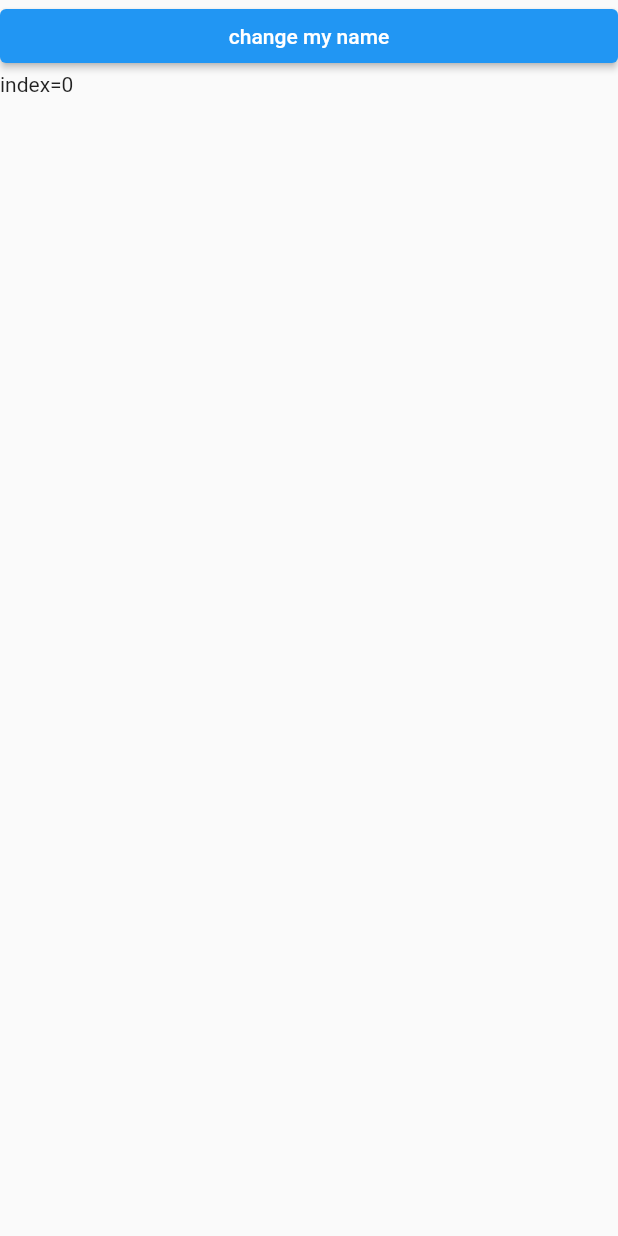
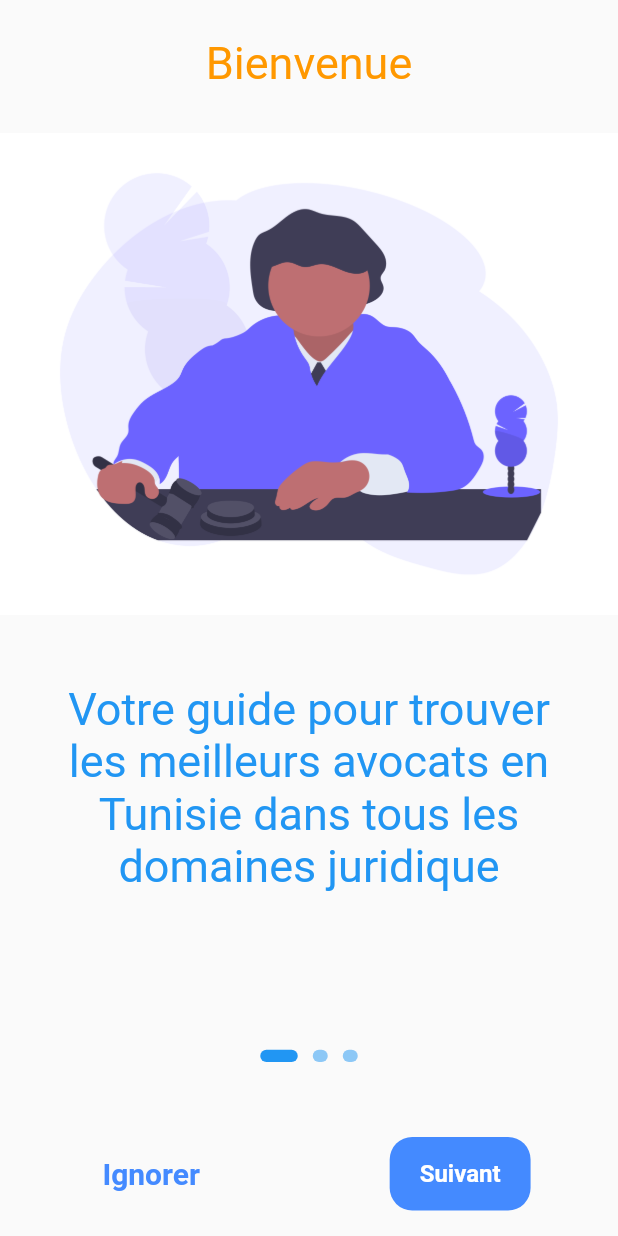
Before and after one commit to FathiAyari/abir, a Flutter app: the screen it shows after launch, on a phone screen of 412 x 824 dp. Run offline on Flutter 3.47's test engine with Material 2 defaults, Android fonts, the phone set to English and light mode, and no system bars; our stand-ins replace get.

```diff
--- a/lib/main.dart
+++ b/lib/main.dart
@@ -1,4 +1,6 @@
 import 'package:flutter/material.dart';
+import 'package:get/get.dart';
+import 'package:hire_lawyer/splashScreen/splash_screen.dart';
 
 void main() {
   runApp(const MyApp());
@@ -10,8 +12,9 @@ class MyApp extends StatelessWidget {
   // This widget is the root of your application.
   @override
   Widget build(BuildContext context) {
-    return MaterialApp(
+    return GetMaterialApp(
         title: 'Flutter Demo',
+        debugShowCheckedModeBanner: false,
         theme: ThemeData(
           // This is the theme of your application.
           //
@@ -24,148 +27,6 @@ class MyApp extends StatelessWidget {
           // is not restarted.
           primarySwatch: Colors.blue,
         ),
-        home: abir());
+        home: SplashScreen());
   }
 }
-
-class abir extends StatefulWidget {
-  const abir({Key? key}) : super(key: key);
-
-  @override
-  _abirState createState() => _abirState();
-}
-
-/* null safety , setState => refresh build methode => statefull widget*/
-class _abirState extends State<abir> {
-  int index = 0;
-  @override
-  Widget build(BuildContext context) {
-    return Scaffold(
-      body: ListView(
-        children: [
-          ElevatedButton(
-              onPressed: () {
-                setState(() {
-                  index = index + 1;
-                });
-              },
-              child: Text("change my name")),
-          Text("index=${index}"),
-        ],
-      ),
-    );
-  }
-}
-
-class test extends StatelessWidget {
-  const test({Key? key}) : super(key: key);
-
-  @override
-  Widget build(BuildContext context) {
-    return SafeArea(
-      child: Scaffold(
-        appBar: AppBar(
-          backgroundColor: Colors.redAccent,
-          title: Text("bonjour"),
-          centerTitle: true,
-        ),
-        body: Container(
-            color: Colors.deepOrange,
-            width: 300,
-            child: ListView.builder(
-                itemCount: 30,
-                itemBuilder: (context, index) {
-                  return Text(
-                    "abir ${index + 1} ",
-                    style: TextStyle(fontSize: 30),
-                  );
-                })),
-      ),
-    );
-  }
-}
-
-class MyHomePage extends StatefulWidget {
-  const MyHomePage({Key? key, required this.title}) : super(key: key);
-
-  // This widget is the home page of your application. It is stateful, meaning
-  // that it has a State object (defined below) that contains fields that affect
-  // how it looks.
-
-  // This class is the configuration for the state. It holds the values (in this
-  // case the title) provided by the parent (in this case the App widget) and
-  // used by the build method of the State. Fields in a Widget subclass are
-  // always marked "final".
-
-  final String title;
-
-  @override
-  State<MyHomePage> createState() => _MyHomePageState();
-}
-
-class _MyHomePageState extends State<MyHomePage> {
-  int _counter = 0;
-
-  void _incrementCounter() {
-    setState(() {
-      // This call to setState tells the Flutter framework that something has
-      // changed in this State, which causes it to rerun the build method below
-      // so that the display can reflect the updated values. If we changed
-      // _counter without calling setState(), then the build method would not be
-      // called again, and so nothing would appear to happen.
-      _counter++;
-    });
-  }
-
-  @override
-  Widget build(BuildContext context) {
-    // This method is rerun every time setState is called, for instance as done
-    // by the _incrementCounter method above.
-    //
-    // The Flutter framework has been optimized to make rerunning build methods
-    // fast, so that you can just rebuild anything that needs updating rather
-    // than having to individually change instances of widgets.
-    return Scaffold(
-      appBar: AppBar(
-        // Here we take the value from the MyHomePage object that was created by
-        // the App.build method, and use it to set our appbar title.
-        title: Text(widget.title),
-      ),
-      body: Center(
-        // Center is a layout widget. It takes a single child and positions it
-        // in the middle of the parent.
-        child: Column(
-          // Column is also a layout widget. It takes a list of children and
-          // arranges them vertically. By default, it sizes itself to fit its
-          // children horizontally, and tries to be as tall as its parent.
-          //
-          // Invoke "debug painting" (press "p" in the console, choose the
-          // "Toggle Debug Paint" action from the Flutter Inspector in Android
-          // Studio, or the "Toggle Debug Paint" command in Visual Studio Code)
-          // to see the wireframe for each widget.
-          //
-          // Column has various properties to control how it sizes itself and
-          // how it positions its children. Here we use mainAxisAlignment to
-          // center the children vertically; the main axis here is the vertical
-          // axis because Columns are vertical (the cross axis would be
-          // horizontal).
-          mainAxisAlignment: MainAxisAlignment.center,
-          children: <Widget>[
-            const Text(
-              'You have pushed the button this many times:',
-            ),
-            Text(
-              '$_counter',
-              style: Theme.of(context).textTheme.headline4,
-            ),
-          ],
-        ),
-      ),
-      floatingActionButton: FloatingActionButton(
-        onPressed: _incrementCounter,
-        tooltip: 'Increment',
-        child: const Icon(Icons.add),
-      ), // This trailing comma makes auto-formatting nicer for build methods.
-    );
-  }
-}
--- /dev/null
+++ b/lib/onBoarding/on_boarding_page.dart
@@ -0,0 +1,140 @@
+import 'package:flutter/cupertino.dart';
+import 'package:flutter/material.dart';
+import 'package:get/get_core/src/get_main.dart';
+import 'package:get/get_navigation/src/extension_navigation.dart';
+import 'package:hire_lawyer/Sign%20in/sign_in.dart';
+
+import 'onboarding_content.dart';
+
+class OnBoardingBody extends StatefulWidget {
+  const OnBoardingBody({Key? key}) : super(key: key);
+
+  @override
+  _OnBoardingBodyState createState() => _OnBoardingBodyState();
+}
+
+class _OnBoardingBodyState extends State<OnBoardingBody> {
+  PageController _controller = PageController();
+  int currentIndex = 0;
+  List<OnbaordingContent> pages = [
+    OnbaordingContent(
+      title: "Bienvenue ",
+      desc:
+          'Votre guide pour trouver les meilleurs avocats en Tunisie dans tous les domaines juridique',
+      image: 'assets/judge.png',
+    ),
+    OnbaordingContent(
+      title: 'êtes-vous fatigué de chercher un avocat qualifié ?',
+      desc: 'Hire lawyer est la meilleur solution \n pour vous 7/7 24/24',
+      image: 'assets/answer.png',
+    ),
+    OnbaordingContent(
+      title: " ",
+      desc:
+          'A partir de maintenant discuter avec votre avocat personelle en ligne ',
+      image: 'assets/texting.png',
+    ),
+  ];
+  @override
+  Widget build(BuildContext context) {
+    Size size = MediaQuery.of(context).size;
+    return SafeArea(
+      child: Scaffold(
+        body: Stack(
+          children: [
+            PageView.builder(
+                controller: _controller,
+                itemCount: pages.length,
+                onPageChanged: (changes) {
+                  setState(() {
+                    currentIndex = changes;
+                  });
+                },
+                itemBuilder: (context, index) {
+                  return pages[index];
+                }),
+            Column(
+              mainAxisAlignment: MainAxisAlignment.end,
+              children: [
+                Row(
+                  mainAxisAlignment: MainAxisAlignment.center,
+                  children: List.generate(pages.length, (int index) {
+                    return AnimatedContainer(
+                      duration: Duration(milliseconds: 300),
+                      margin: EdgeInsets.symmetric(
+                          horizontal: 5, vertical: size.height * 0.04),
+                      height: size.height * 0.01,
+                      width: (index == currentIndex) ? 25 : 10,
+                      decoration: BoxDecoration(
+                          borderRadius: BorderRadius.circular(20),
+                          color: (index == currentIndex)
+                              ? Colors.blue
+                              : Colors.blue.withOpacity(0.5)),
+                    );
+                  }),
+                ),
+                Row(
+                  mainAxisAlignment: MainAxisAlignment.spaceAround,
+                  children: [
+                    Padding(
+                      padding: const EdgeInsets.symmetric(
+                          horizontal: 10, vertical: 30),
+                      child: GestureDetector(
+                        child: Text("Ignorer",
+                            style: TextStyle(
+                                fontSize: 20,
+                                fontWeight: FontWeight.bold,
+                                color: Colors.blueAccent)),
+                        onTap: () {
+                          Get.to(() => SignIn());
+                        },
+                      ),
+                    ),
+                    GestureDetector(
+                      onTap: currentIndex == pages.length - 1
+                          ? () {
+                              Get.to(() => SignIn());
+                            }
+                          : () {
+                              _controller.nextPage(
+                                  duration: Duration(milliseconds: 300),
+                                  curve: Curves.easeInOutQuint);
+                            },
+                      child: Container(
+                          decoration: BoxDecoration(
+                              color: Colors.blueAccent,
+                              borderRadius: BorderRadius.circular(15)),
+                          child: currentIndex == pages.length - 1
+                              ? Padding(
+                                  padding: const EdgeInsets.symmetric(
+                                      vertical: 15, horizontal: 10),
+                                  child: Text(
+                                    "Commencer",
+                                    style: TextStyle(
+                                        color: Colors.white,
+                                        fontSize: 16,
+                                        fontWeight: FontWeight.bold),
+                                  ),
+                                )
+                              : Padding(
+                                  padding: const EdgeInsets.symmetric(
+                                      vertical: 15, horizontal: 20),
+                                  child: Text(
+                                    "Suivant",
+                                    style: TextStyle(
+                                        fontWeight: FontWeight.bold,
+                                        color: Colors.white,
+                                        fontSize: 16),
+                                  ),
+                                )),
+                    ),
+                  ],
+                )
+              ],
+            )
+          ],
+        ),
+      ),
+    );
+  }
+}
--- /dev/null
+++ b/lib/onBoarding/onboarding_content.dart
@@ -0,0 +1,50 @@
+import 'package:flutter/cupertino.dart';
+import 'package:flutter/material.dart';
+
+class OnbaordingContent extends StatelessWidget {
+  final String title;
+  final String desc;
+  final String image;
+  OnbaordingContent(
+      {Key? key, required this.title, required this.desc, required this.image})
+      : super(key: key);
+
+  @override
+  Widget build(BuildContext context) {
+    Size size = MediaQuery.of(context).size;
+    return Scaffold(
+      body: Container(
+        width: double.infinity,
+        child: Column(
+          crossAxisAlignment: CrossAxisAlignment.center,
+          children: [
+            Padding(
+              padding: EdgeInsets.symmetric(vertical: size.height * 0.03),
+              child: Text(
+                "${title}",
+                textAlign: TextAlign.center,
+                style: TextStyle(fontSize: 30, color: Colors.orange),
+              ),
+            ),
+            Image.asset(
+              "${image}",
+              height: size.height * 0.4,
+            ),
+            Padding(
+              padding: EdgeInsets.symmetric(
+                  vertical: size.height * 0.05, horizontal: size.width * 0.07),
+              child: Text(
+                "${desc}",
+                textAlign: TextAlign.center,
+                style: TextStyle(
+                  fontSize: 30,
+                  color: Colors.blue,
+                ),
+              ),
+            ),
+          ],
+        ),
+      ),
+    );
+  }
+}
```
Also changed, not shown: lib/Sign in/sign_in.dart (added, +23 -0 lines), lib/splashScreen/splash_screen.dart (added, +53 -0 lines), pubspec.yaml (+17 -16 lines), assets/answer.png (added), assets/judge.png (added), assets/logo.png (added), assets/texting.png (added), fonts/NewsCycle-Bold.ttf (added), fonts/Teko-Medium.ttf (added), pubspec.lock, 17 other files.
